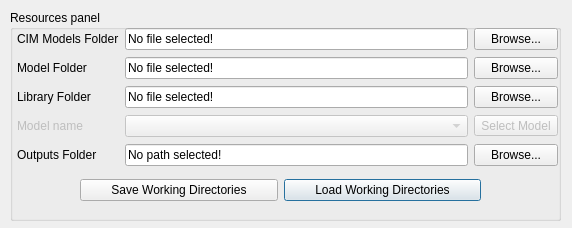
Old version of the form res/mee_loadsources_gui.ui in the repository fran-jo/SimuGUI.
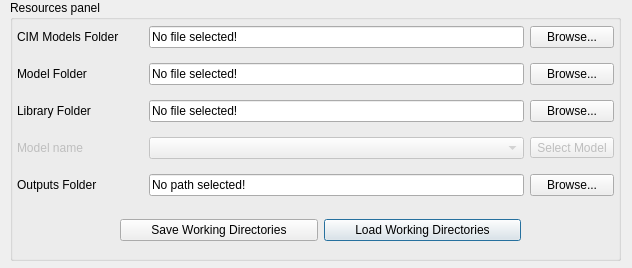
New version of the form.

What changed in the file:
```diff
--- a/res/mee_loadsources_gui.ui
+++ b/res/mee_loadsources_gui.ui
@@ -6,8 +6,8 @@
    <rect>
     <x>0</x>
     <y>0</y>
-    <width>572</width>
-    <height>228</height>
+    <width>632</width>
+    <height>268</height>
    </rect>
   </property>
   <property name="windowTitle">
@@ -17,9 +17,9 @@
    <property name="geometry">
     <rect>
      <x>10</x>
-     <y>10</y>
-     <width>551</width>
-     <height>211</height>
+     <y>0</y>
+     <width>611</width>
+     <height>261</height>
     </rect>
    </property>
    <property name="layoutDirection">
@@ -34,8 +34,8 @@
    <widget class="QWidget" name="layoutWidget">
     <property name="geometry">
      <rect>
-      <x>70</x>
-      <y>160</y>
+      <x>110</x>
+      <y>210</y>
       <width>401</width>
       <height>41</height>
      </rect>
@@ -62,13 +62,19 @@
      <rect>
       <x>7</x>
       <y>17</y>
-      <width>541</width>
-      <height>141</height>
+      <width>597</width>
+      <height>189</height>
      </rect>
     </property>
     <layout class="QGridLayout" name="gridLayout">
      <item row="1" column="0">
       <widget class="QLabel" name="label">
+       <property name="sizePolicy">
+        <sizepolicy hsizetype="Minimum" vsizetype="Fixed">
+         <horstretch>0</horstretch>
+         <verstretch>0</verstretch>
+        </sizepolicy>
+       </property>
        <property name="text">
         <string>Model Folder</string>
        </property>
@@ -76,6 +82,18 @@
      </item>
      <item row="1" column="1">
       <widget class="QLineEdit" name="txtModelsFolder">
+       <property name="sizePolicy">
+        <sizepolicy hsizetype="Minimum" vsizetype="Fixed">
+         <horstretch>0</horstretch>
+         <verstretch>0</verstretch>
+        </sizepolicy>
+       </property>
+       <property name="minimumSize">
+        <size>
+         <width>375</width>
+         <height>16</height>
+        </size>
+       </property>
        <property name="text">
         <string>No file selected!</string>
        </property>
@@ -83,6 +101,12 @@
      </item>
      <item row="2" column="0">
       <widget class="QLabel" name="label_2">
+       <property name="sizePolicy">
+        <sizepolicy hsizetype="Minimum" vsizetype="Fixed">
+         <horstretch>0</horstretch>
+         <verstretch>0</verstretch>
+        </sizepolicy>
+       </property>
        <property name="text">
         <string>Library Folder</string>
        </property>
@@ -90,6 +114,18 @@
      </item>
      <item row="2" column="1">
       <widget class="QLineEdit" name="txtLibraryFolder">
+       <property name="sizePolicy">
+        <sizepolicy hsizetype="Minimum" vsizetype="Fixed">
+         <horstretch>0</horstretch>
+         <verstretch>0</verstretch>
+        </sizepolicy>
+       </property>
+       <property name="minimumSize">
+        <size>
+         <width>375</width>
+         <height>16</height>
+        </size>
+       </property>
        <property name="text">
         <string>No file selected!</string>
        </property>
@@ -97,6 +133,18 @@
      </item>
      <item row="4" column="1">
       <widget class="QLineEdit" name="txtOutputFolder">
+       <property name="sizePolicy">
+        <sizepolicy hsizetype="Minimum" vsizetype="Fixed">
+         <horstretch>0</horstretch>
+         <verstretch>0</verstretch>
+        </sizepolicy>
+       </property>
+       <property name="minimumSize">
+        <size>
+         <width>375</width>
+         <height>16</height>
+        </size>
+       </property>
        <property name="text">
         <string>No path selected!</string>
        </property>
@@ -104,6 +152,12 @@
      </item>
      <item row="4" column="0">
       <widget class="QLabel" name="label_4">
+       <property name="sizePolicy">
+        <sizepolicy hsizetype="Minimum" vsizetype="Fixed">
+         <horstretch>0</horstretch>
+         <verstretch>0</verstretch>
+        </sizepolicy>
+       </property>
        <property name="text">
         <string>Outputs Folder</string>
        </property>
@@ -138,7 +192,7 @@
         <bool>false</bool>
        </property>
        <property name="sizePolicy">
-        <sizepolicy hsizetype="Fixed" vsizetype="Preferred">
+        <sizepolicy hsizetype="Minimum" vsizetype="Fixed">
          <horstretch>0</horstretch>
          <verstretch>0</verstretch>
         </sizepolicy>
@@ -150,6 +204,12 @@
      </item>
      <item row="0" column="0">
       <widget class="QLabel" name="label_5">
+       <property name="sizePolicy">
+        <sizepolicy hsizetype="Minimum" vsizetype="Fixed">
+         <horstretch>0</horstretch>
+         <verstretch>0</verstretch>
+        </sizepolicy>
+       </property>
        <property name="text">
         <string>CIM Models Folder</string>
        </property>
@@ -157,6 +217,12 @@
      </item>
      <item row="0" column="2">
       <widget class="QPushButton" name="btnCIMFolder">
+       <property name="sizePolicy">
+        <sizepolicy hsizetype="Minimum" vsizetype="Fixed">
+         <horstretch>0</horstretch>
+         <verstretch>0</verstretch>
+        </sizepolicy>
+       </property>
        <property name="text">
         <string>Browse...</string>
        </property>
@@ -164,6 +230,12 @@
      </item>
      <item row="1" column="2">
       <widget class="QPushButton" name="btnModelFolder">
+       <property name="sizePolicy">
+        <sizepolicy hsizetype="Minimum" vsizetype="Fixed">
+         <horstretch>0</horstretch>
+         <verstretch>0</verstretch>
+        </sizepolicy>
+       </property>
        <property name="text">
         <string>Browse...</string>
        </property>
@@ -171,6 +243,12 @@
      </item>
      <item row="2" column="2">
       <widget class="QPushButton" name="btnLibraryFolder">
+       <property name="sizePolicy">
+        <sizepolicy hsizetype="Minimum" vsizetype="Fixed">
+         <horstretch>0</horstretch>
+         <verstretch>0</verstretch>
+        </sizepolicy>
+       </property>
        <property name="text">
         <string>Browse...</string>
        </property>
@@ -178,6 +256,12 @@
      </item>
      <item row="4" column="2">
       <widget class="QPushButton" name="btnOutputsFolder">
+       <property name="sizePolicy">
+        <sizepolicy hsizetype="Minimum" vsizetype="Fixed">
+         <horstretch>0</horstretch>
+         <verstretch>0</verstretch>
+        </sizepolicy>
+       </property>
        <property name="text">
         <string>Browse...</string>
        </property>
@@ -185,6 +269,18 @@
      </item>
      <item row="0" column="1">
       <widget class="QLineEdit" name="txtCIMFolder">
+       <property name="sizePolicy">
+        <sizepolicy hsizetype="Minimum" vsizetype="Fixed">
+         <horstretch>0</horstretch>
+         <verstretch>0</verstretch>
+        </sizepolicy>
+       </property>
+       <property name="minimumSize">
+        <size>
+         <width>375</width>
+         <height>16</height>
+        </size>
+       </property>
        <property name="text">
         <string>No file selected!</string>
        </property>
```
